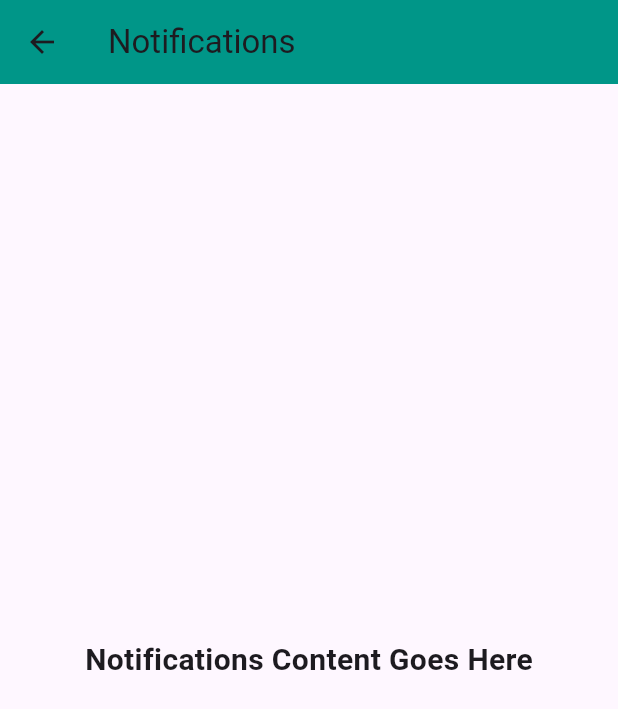
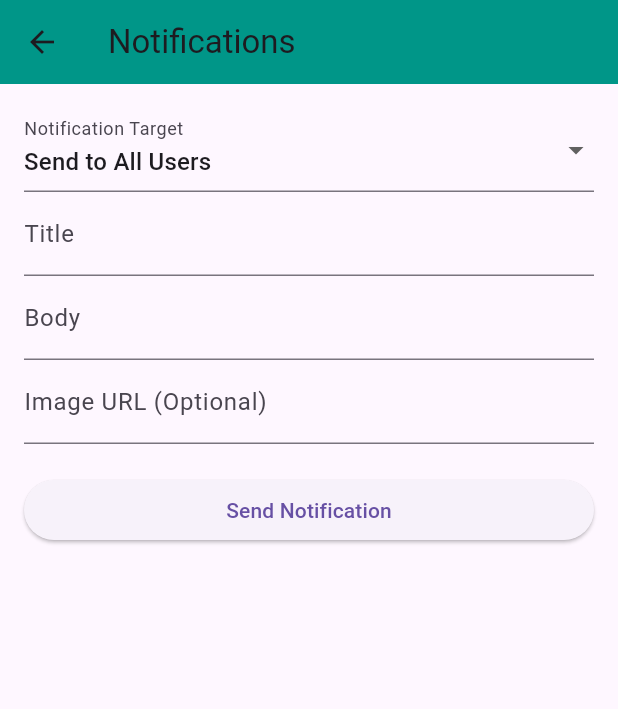
Before and after one commit to mohammedsalman99/web_README, a Flutter app: the NotificationsPage screen opened directly, on a phone screen of 412 x 824 dp. Shown: the top 709 px of the screen. Run offline on Flutter 3.47's test engine with Material 3 defaults, Android fonts, the phone set to English and light mode, and no system bars; our stand-ins replace shared_preferences, syncfusion_flutter_charts; missing offline and left inert: dart:html; accounts and stored records are empty.

Commit message:
make half notification

```diff
--- a/lib/screens/notification_send.dart
+++ b/lib/screens/notification_send.dart
@@ -1,17 +1,152 @@
 import 'package:flutter/material.dart';
+import 'dart:convert';
+import 'package:http/http.dart' as http;
 
-class NotificationsPage extends StatelessWidget {
+class NotificationsPage extends StatefulWidget {
+  @override
+  _NotificationsPageState createState() => _NotificationsPageState();
+}
+
+class _NotificationsPageState extends State<NotificationsPage> {
+  final String _adminToken = 'eyJhbGciOiJIUzI1NiIsInR5cCI6IkpXVCJ9.eyJpZCI6IjY3MzkzMDZjZDU0OTI2NDI5ODg4MTY0ZCIsImlzQWRtaW4iOnRydWUsImlhdCI6MTczMzM4MzMyMCwiZXhwIjoxNzQxMTU5MzIwfQ.Lzl05Sx4-xm0DCUVPPPAQUtr6A2WB6gk4CXoQd1L8ro'; // Replace with the actual admin token
+  final _formKey = GlobalKey<FormState>();
+  String _title = '';
+  String _body = '';
+  String _imageUrl = '';
+  String _endpoint = 'send/all'; // Default endpoint
+  String _responseMessage = '';
+
+  Future<void> _sendNotification() async {
+    try {
+      print("Preparing to send notification...");
+      final String baseUrl = 'https://readme-backend-zdiq.onrender.com/api/v1/notifications';
+      final url = Uri.parse('$baseUrl/$_endpoint');
+      final payload = {
+        "title": _title,
+        "body": _body,
+        "data": {
+          "type": "custom_notification",
+          "actionUrl": "/custom-action",
+        },
+        if (_imageUrl.isNotEmpty) "imageUrl": _imageUrl,
+      };
+
+      print("Payload: ${jsonEncode(payload)}");
+      print("URL: $url");
+
+      final response = await http.post(
+        url,
+        headers: {
+          'Content-Type': 'application/json',
+          'Authorization': 'Bearer $_adminToken',
+        },
+        body: jsonEncode(payload),
+      );
+
+      print("Response Status Code: ${response.statusCode}");
+      print("Response Body: ${response.body}");
+
+      if (response.statusCode == 200) {
+        final data = jsonDecode(response.body);
+        setState(() {
+          _responseMessage = data['message'];
+        });
+        print("Notification sent successfully: ${data['message']}");
+      } else {
+        setState(() {
+          _responseMessage = 'Error: ${response.statusCode} - ${response.body}';
+        });
+        print("Failed to send notification. Status Code: ${response.statusCode}");
+      }
+    } catch (e) {
+      setState(() {
+        _responseMessage = 'Failed to send notification: $e';
+      });
+      print("Error while sending notification: $e");
+    }
+  }
+
   @override
   Widget build(BuildContext context) {
     return Scaffold(
       appBar: AppBar(
-        title: Text('Notifications'),
+        title: const Text('Notifications'),
         backgroundColor: Colors.teal,
       ),
-      body: Center(
-        child: Text(
-          'Notifications Content Goes Here',
-          style: TextStyle(fontSize: 20, fontWeight: FontWeight.bold),
+      body: Padding(
+        padding: const EdgeInsets.all(16.0),
+        child: Form(
+          key: _formKey,
+          child: ListView(
+            children: [
+              DropdownButtonFormField<String>(
+                value: _endpoint,
+                onChanged: (value) {
+                  setState(() {
+                    _endpoint = value!;
+                  });
+                  print("Endpoint changed to: $_endpoint");
+                },
+                items: [
+                  DropdownMenuItem(
+                    value: 'send/all',
+                    child: Text('Send to All Users'),
+                  ),
+                  DropdownMenuItem(
+                    value: 'send/free-users',
+                    child: Text('Send to Free Users'),
+                  ),
+                  DropdownMenuItem(
+                    value: 'send/subscribed-users',
+                    child: Text('Send to Subscribed Users'),
+                  ),
+                ],
+                decoration: InputDecoration(labelText: 'Notification Target'),
+              ),
+              TextFormField(
+                decoration: InputDecoration(labelText: 'Title'),
+                onChanged: (value) => _title = value,
+                validator: (value) {
+                  if (value == null || value.isEmpty) {
+                    return 'Title is required';
+                  }
+                  return null;
+                },
+              ),
+              TextFormField(
+                decoration: InputDecoration(labelText: 'Body'),
+                onChanged: (value) => _body = value,
+                validator: (value) {
+                  if (value == null || value.isEmpty) {
+                    return 'Body is required';
+                  }
+                  return null;
+                },
+              ),
+              TextFormField(
+                decoration: InputDecoration(labelText: 'Image URL (Optional)'),
+                onChanged: (value) => _imageUrl = value,
+              ),
+              const SizedBox(height: 20),
+              ElevatedButton(
+                onPressed: () {
+                  if (_formKey.currentState!.validate()) {
+                    print("Form validated. Sending notification...");
+                    _sendNotification();
+                  } else {
+                    print("Form validation failed.");
+                  }
+                },
+                child: const Text('Send Notification'),
+              ),
+              const SizedBox(height: 20),
+              if (_responseMessage.isNotEmpty)
+                Text(
+                  _responseMessage,
+                  style: const TextStyle(fontSize: 16, fontWeight: FontWeight.bold),
+                ),
+            ],
+          ),
         ),
       ),
     );
```
